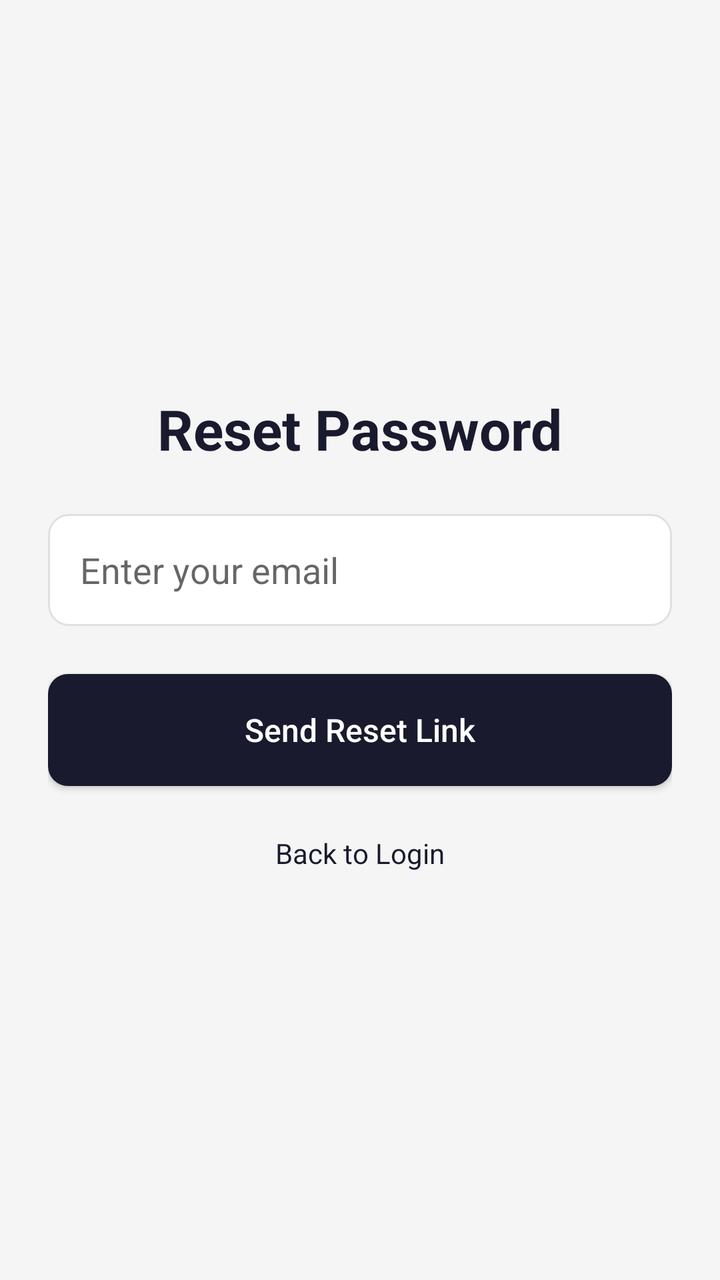
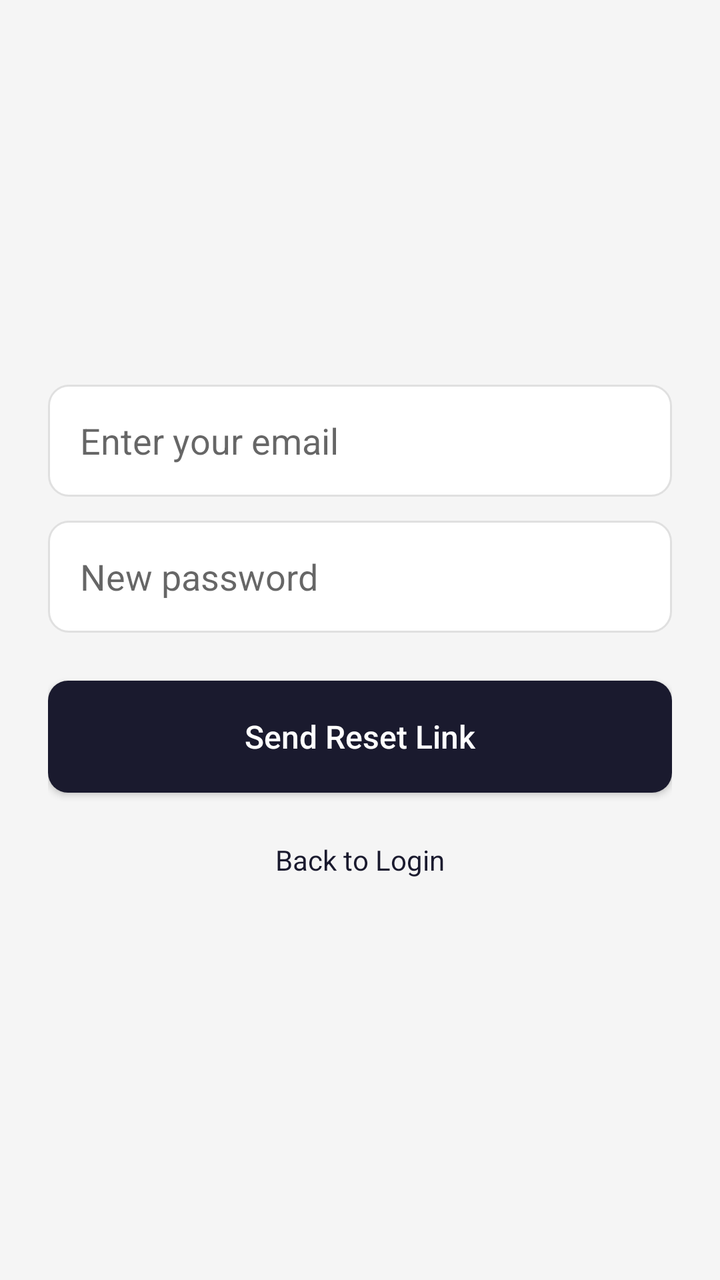

Screens rendered from an Android XML layout before and after an edit, with the pre-edit source and the edit as a unified diff.
<!-- AndroidManifest.xml: application theme Theme.Autopilot -->
<!-- res/layout/activity_forgot_password.xml -->
<?xml version="1.0" encoding="utf-8"?>
<LinearLayout xmlns:android="http://schemas.android.com/apk/res/android"
    android:layout_width="match_parent"
    android:layout_height="match_parent"
    android:orientation="vertical"
    android:gravity="center"
    android:padding="24dp"
    android:background="@drawable/bg_screen">

    <TextView
        android:layout_width="wrap_content"
        android:layout_height="wrap_content"
         android:text="@string/reset_password"
        android:textSize="28sp"
        android:textStyle="bold"
        android:textColor="@color/primary"
        android:layout_marginBottom="24dp" />

    <EditText
        android:id="@+id/etEmail"
        android:layout_width="match_parent"
        android:layout_height="56dp"
         android:hint="@string/enter_email"
         android:autofillHints="username"
         android:importantForAutofill="yes"
        android:inputType="textEmailAddress"
        android:paddingHorizontal="16dp"
        android:background="@drawable/bg_input"
        android:layout_marginBottom="24dp" />

    <androidx.appcompat.widget.AppCompatButton
        android:id="@+id/btnReset"
        android:layout_width="match_parent"
        android:layout_height="56dp"
         android:text="@string/send_reset_link"
         android:contentDescription="@string/send_reset_link"
        android:textColor="@android:color/white"
        android:textAllCaps="false"
        android:textSize="16sp"
        android:background="@drawable/bg_button_primary" />

    <TextView
        android:id="@+id/tvBack"
        android:layout_width="wrap_content"
        android:layout_height="wrap_content"
         android:text="@string/back_to_login"
        android:textColor="@color/primary"
        android:layout_marginTop="16dp"
        android:padding="8dp" />

</LinearLayout>
<!-- resources referenced by this layout -->
<resources>
  <color name="primary">#1A1A2E</color>
  <!-- drawable bg_button_primary (drawable) -->
  <?xml version="1.0" encoding="utf-8"?>
  <shape xmlns:android="http://schemas.android.com/apk/res/android"
      android:shape="rectangle">
      <solid android:color="@color/primary" />
      <corners android:radius="10dp" />
  </shape>
  <!-- drawable bg_input (drawable) -->
  <?xml version="1.0" encoding="utf-8"?>
  <shape xmlns:android="http://schemas.android.com/apk/res/android"
      android:shape="rectangle">
      <solid android:color="@color/input_bg" />
      <corners android:radius="10dp" />
      <stroke android:width="1dp" android:color="@color/border" />
  </shape>
  <!-- drawable bg_screen (drawable) -->
  <?xml version="1.0" encoding="utf-8"?>
  <shape xmlns:android="http://schemas.android.com/apk/res/android"
      android:shape="rectangle">
      <solid android:color="@color/background" />
  </shape>
  <string name="back_to_login">Back to Login</string>
  <string name="enter_email">Enter your email</string>
  <string name="reset_password">Reset Password</string>
  <string name="send_reset_link">Send Reset Link</string>
  <style name="Theme.Autopilot" parent="Theme.MaterialComponents.DayNight.DarkActionBar">
          <item name="colorPrimary">@color/primary</item>
          <item name="colorPrimaryVariant">@color/secondary</item>
          <item name="colorOnPrimary">@android:color/white</item>
          <item name="android:statusBarColor">@color/primary</item>
          <item name="android:windowLightStatusBar">false</item>
      </style>
  <color name="input_bg">#FFFFFF</color>
  <color name="border">#E0E0E0</color>
  <color name="background">#F5F5F5</color>
  <color name="secondary">#16213E</color>
</resources>

<!-- the commit's change to res/layout/activity_forgot_password.xml (unified diff, before → after) -->
@@ -1,20 +1,16 @@
 <?xml version="1.0" encoding="utf-8"?>
-<LinearLayout xmlns:android="http://schemas.android.com/apk/res/android"
+<ScrollView xmlns:android="http://schemas.android.com/apk/res/android"
     android:layout_width="match_parent"
     android:layout_height="match_parent"
-    android:orientation="vertical"
-    android:gravity="center"
-    android:padding="24dp"
+    android:fillViewport="true"
     android:background="@drawable/bg_screen">
 
-    <TextView
-        android:layout_width="wrap_content"
+    <LinearLayout
+        android:layout_width="match_parent"
         android:layout_height="wrap_content"
-         android:text="@string/reset_password"
-        android:textSize="28sp"
-        android:textStyle="bold"
-        android:textColor="@color/primary"
-        android:layout_marginBottom="24dp" />
+        android:orientation="vertical"
+        android:gravity="center"
+        android:padding="24dp">
 
     <EditText
         android:id="@+id/etEmail"
@@ -24,6 +20,17 @@
          android:autofillHints="username"
          android:importantForAutofill="yes"
         android:inputType="textEmailAddress"
+        android:paddingHorizontal="16dp"
+        android:background="@drawable/bg_input"
+        android:layout_marginBottom="12dp" />
+
+    <EditText
+        android:id="@+id/etNewPassword"
+        android:layout_width="match_parent"
+        android:layout_height="56dp"
+        android:hint="@string/new_password"
+        android:autofillHints="newPassword"
+        android:inputType="textPassword"
         android:paddingHorizontal="16dp"
         android:background="@drawable/bg_input"
         android:layout_marginBottom="24dp" />
@@ -48,4 +55,5 @@
         android:layout_marginTop="16dp"
         android:padding="8dp" />
 
-</LinearLayout>
+    </LinearLayout>
+</ScrollView>
<!-- resource entries referenced after the edit -->
@@ -24,7 +24,7 @@
   </shape>
   <string name="back_to_login">Back to Login</string>
   <string name="enter_email">Enter your email</string>
-  <string name="reset_password">Reset Password</string>
+  <string name="new_password">New password</string>
   <string name="send_reset_link">Send Reset Link</string>
   <style name="Theme.Autopilot" parent="Theme.MaterialComponents.DayNight.DarkActionBar">
           <item name="colorPrimary">@color/primary</item>
